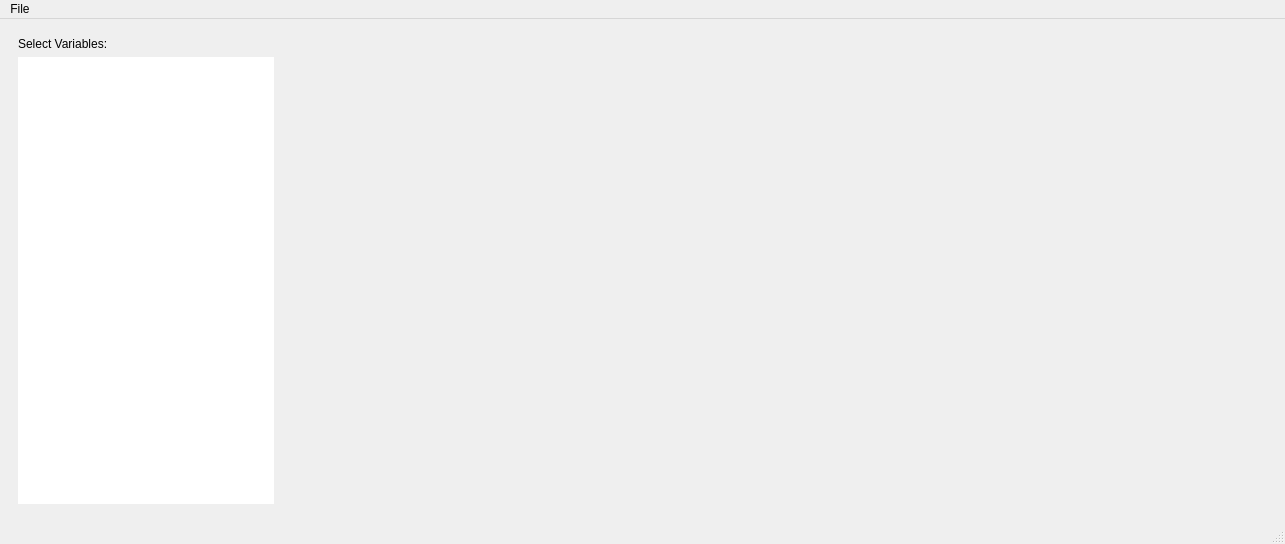
Before: the Qt Designer form vcorr/gui/correlations_gui.ui in diego0020/correlation_viewer, drawn with Qt 5.
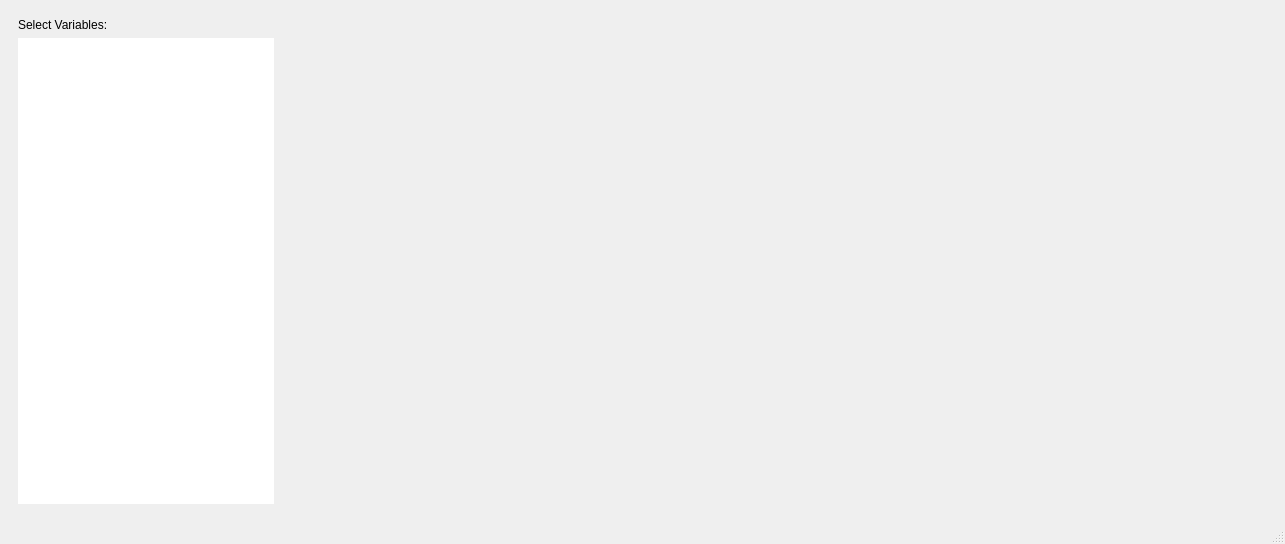
After: the same form once the commit is applied.

Commit message:
added sample data and some interface changes
Some changes to input file format

What changed in the file:
```diff
--- a/vcorr/gui/correlations_gui.ui
+++ b/vcorr/gui/correlations_gui.ui
@@ -78,14 +78,6 @@
      <height>26</height>
     </rect>
    </property>
-   <widget class="QMenu" name="menuFile">
-    <property name="title">
-     <string>File</string>
-    </property>
-    <addaction name="actionSave_Scenario"/>
-    <addaction name="actionLoad_Scenario"/>
-   </widget>
-   <addaction name="menuFile"/>
   </widget>
   <widget class="QStatusBar" name="statusbar"/>
   <action name="actionSave_Scenario">
```
The commit also changes 6 other files.
